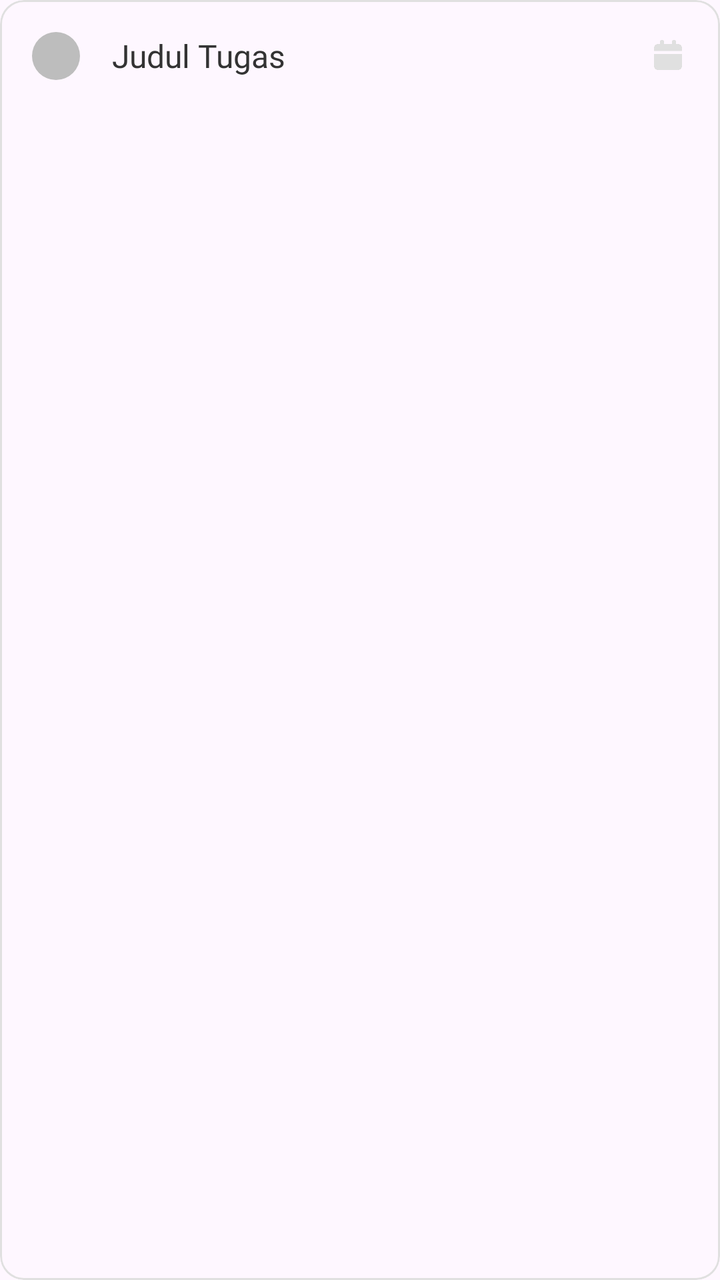
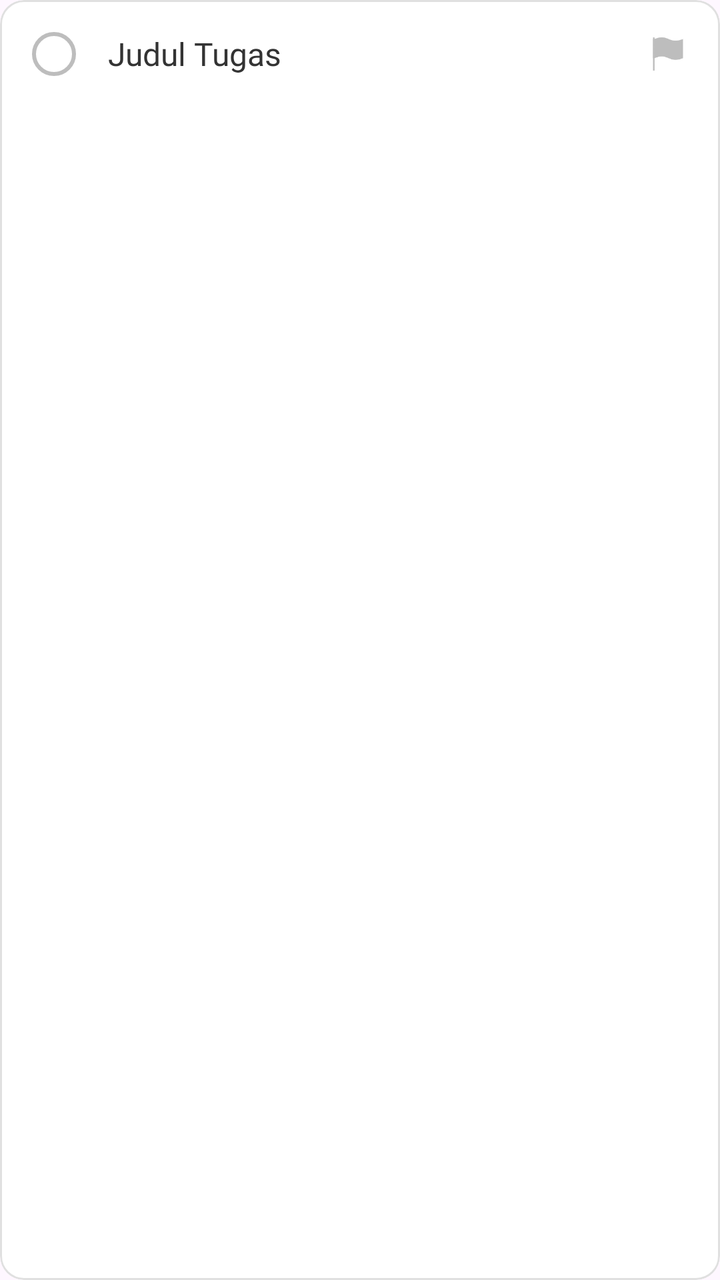

Before-and-after screenshots of an Android layout around one commit, followed by the original layout XML and the change that was made.
<!-- AndroidManifest.xml: application theme Theme.Todolist -->
<!-- res/layout/item_task.xml -->
<?xml version="1.0" encoding="utf-8"?>
<com.google.android.material.card.MaterialCardView
    xmlns:android="http://schemas.android.com/apk/res/android"
    xmlns:app="http://schemas.android.com/apk/res-auto"
    android:layout_width="match_parent"
    android:layout_height="wrap_content"
    android:layout_marginHorizontal="20dp"
    android:layout_marginBottom="12dp"
    app:cardCornerRadius="12dp"
    app:cardElevation="0dp"
    app:strokeColor="#E0E0E0"
    app:strokeWidth="1dp">

    <LinearLayout
        android:layout_width="match_parent"
        android:layout_height="wrap_content"
        android:orientation="horizontal"
        android:padding="16dp"
        android:gravity="center_vertical">

        <ImageView
            android:id="@+id/imgCheckbox"
            android:layout_width="24dp"
            android:layout_height="24dp"
            android:src="@drawable/category_unselected"
            app:tint="#BDBDBD"/>

        <TextView
            android:id="@+id/tvTaskTitle"
            android:layout_width="0dp"
            android:layout_height="wrap_content"
            android:layout_weight="1"
            android:layout_marginStart="16dp"
            android:text="Judul Tugas"
            android:textColor="#333333"
            android:textSize="16sp"
            android:fontFamily="@font/robotomedium"/>

        <ImageView
            android:layout_width="20dp"
            android:layout_height="20dp"
            android:src="@drawable/calender"
            app:tint="#E0E0E0"/>
    </LinearLayout>
</com.google.android.material.card.MaterialCardView>
<!-- resources referenced by this layout -->
<resources>
  <!-- drawable calender: png bitmap (drawable, 12905 bytes) -->
  <!-- drawable category_unselected (drawable) -->
  <?xml version="1.0" encoding="utf-8"?>
  <shape xmlns:android="http://schemas.android.com/apk/res/android">
      <solid android:color="#E8EEF9"/>
      <corners android:radius="28dp"/>
  </shape>
  <style name="Theme.Todolist" parent="Base.Theme.Todolist" />
  <style name="Base.Theme.Todolist" parent="Theme.Material3.DayNight.NoActionBar">
          
          
      </style>
</resources>

<!-- the commit's change to res/layout/item_task.xml (unified diff, before → after) -->
@@ -8,7 +8,7 @@
     android:layout_marginBottom="12dp"
     app:cardCornerRadius="12dp"
     app:cardElevation="0dp"
-    app:strokeColor="#E0E0E0"
+    app:cardBackgroundColor="#FFFFFF" app:strokeColor="#E0E0E0"
     app:strokeWidth="1dp">
 
     <LinearLayout
@@ -20,10 +20,9 @@
 
         <ImageView
             android:id="@+id/imgCheckbox"
-            android:layout_width="24dp"
-            android:layout_height="24dp"
-            android:src="@drawable/category_unselected"
-            app:tint="#BDBDBD"/>
+            android:layout_width="22dp"
+            android:layout_height="22dp"
+            android:src="@drawable/ic_circle_outline" />
 
         <TextView
             android:id="@+id/tvTaskTitle"
@@ -39,7 +38,6 @@
         <ImageView
             android:layout_width="20dp"
             android:layout_height="20dp"
-            android:src="@drawable/calender"
-            app:tint="#E0E0E0"/>
-    </LinearLayout>
+            android:src="@drawable/gray_flag"
+            app:tint="#BDBDBD"/> </LinearLayout>
 </com.google.android.material.card.MaterialCardView>
<!-- resource entries referenced after the edit -->
@@ -1,11 +1,15 @@
 <!-- resources referenced by this layout -->
 <resources>
-  <!-- drawable calender: png bitmap (drawable, 12905 bytes) -->
-  <!-- drawable category_unselected (drawable) -->
+  <!-- drawable gray_flag: png bitmap (drawable, 988 bytes) -->
+  <!-- drawable ic_circle_outline (drawable) -->
   <?xml version="1.0" encoding="utf-8"?>
-  <shape xmlns:android="http://schemas.android.com/apk/res/android">
-      <solid android:color="#E8EEF9"/>
-      <corners android:radius="28dp"/>
+  <shape xmlns:android="http://schemas.android.com/apk/res/android"
+      android:shape="oval">
+      <solid android:color="@android:color/transparent" />
+  
+      <stroke
+          android:width="2dp"
+          android:color="#BDBDBD" />
   </shape>
   <style name="Theme.Todolist" parent="Base.Theme.Todolist" />
   <style name="Base.Theme.Todolist" parent="Theme.Material3.DayNight.NoActionBar">
